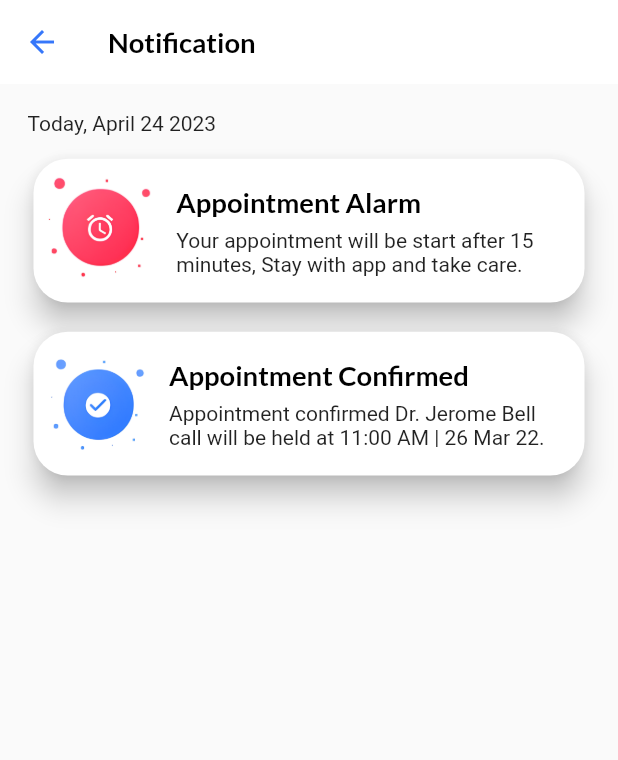
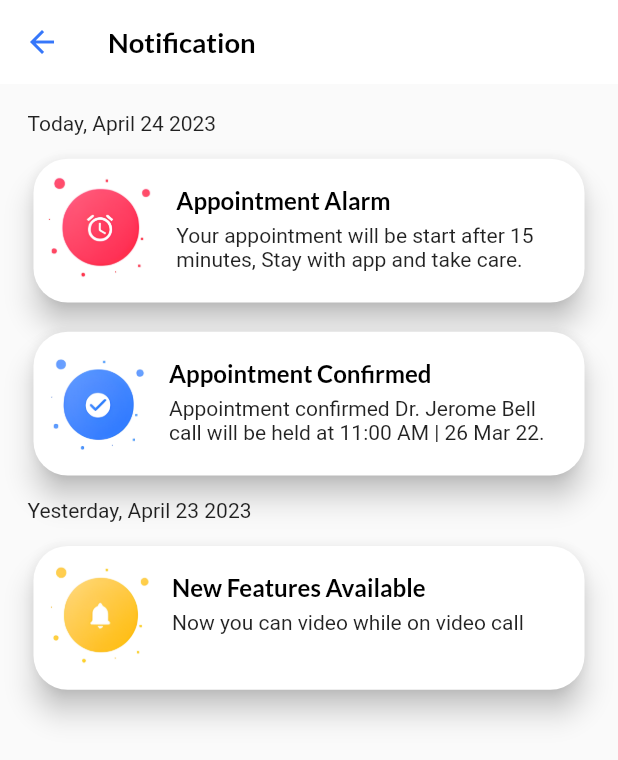
Before and after one commit to Nisha-Laniya/doctorq, a Flutter app: the NotificationScreen screen opened by its route, on a phone screen of 412 x 824 dp. Shown: the top 760 px of the screen. Run offline on Flutter 3.47's test engine with Material 2 defaults, Android fonts, the light colour scheme and no system bars; our stand-ins replace flutter_screenutil, get, google_fonts, lottie, stylish_bottom_bar; missing offline and left inert: nice_intro.

Commit message:
Notification Page Start

```diff
--- a/lib/screens/home/notification_screen.dart
+++ b/lib/screens/home/notification_screen.dart
@@ -26,19 +26,28 @@ class NotificationScreen extends StatelessWidget {
             padding: const EdgeInsets.symmetric(horizontal: 16, vertical: 16).r,
             child: Column(
               crossAxisAlignment: CrossAxisAlignment.start,
-              children: const [
-                Text('Today, April 24 2023'),
-                NotificationCard(
+              children: [
+                const Text('Today, April 24 2023'),
+                const NotificationCard(
                   image: ImageAssets.alarm,
                   title: 'Appointment Alarm',
                   subtitle:
                       'Your appointment will be start after 15 minutes, Stay with app and take care.',
                 ),
-                NotificationCard(
+                const NotificationCard(
                   image: ImageAssets.confirm,
                   title: 'Appointment Confirmed',
                   subtitle:
-                  'Appointment confirmed Dr. Jerome Bell call will be held at 11:00 AM | 26 Mar 22.',
+                      'Appointment confirmed Dr. Jerome Bell call will be held at 11:00 AM | 26 Mar 22.',
+                ),
+                Padding(
+                  padding: const EdgeInsets.only(top: 10).r,
+                  child: const Text('Yesterday, April 23 2023'),
+                ),
+                const NotificationCard(
+                  image: ImageAssets.feature,
+                  title: 'New Features Available',
+                  subtitle: 'Now you can video while on video call',
                 ),
               ],
             ),
--- a/lib/widgets/notification_card.dart
+++ b/lib/widgets/notification_card.dart
@@ -38,7 +38,7 @@ class NotificationCard extends StatelessWidget {
                     child: Text(
                       title,
                       style: getBoldStyle(
-                        fontSize: 16.sp,
+                        fontSize: 14.sp,
                       ),
                     ),
                   ),
```
Also changed, not shown: lib/screens/home/home_screen.dart (indentation only).
